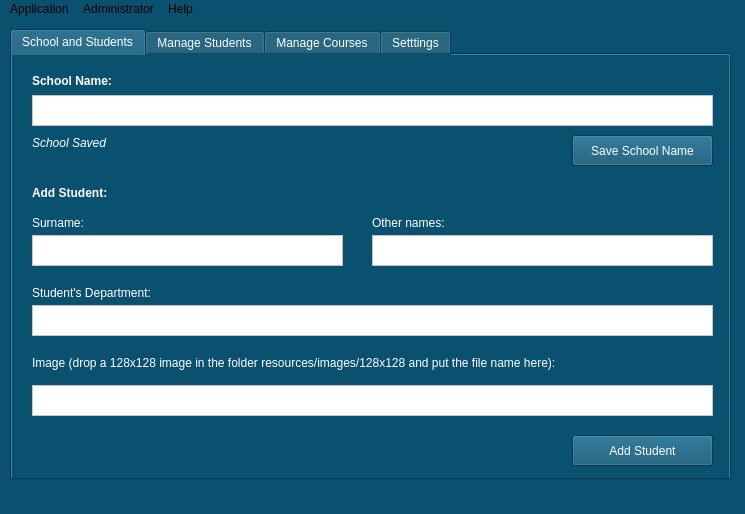
Old version of the form adminArea.ui in the repository josephrexme/registron.
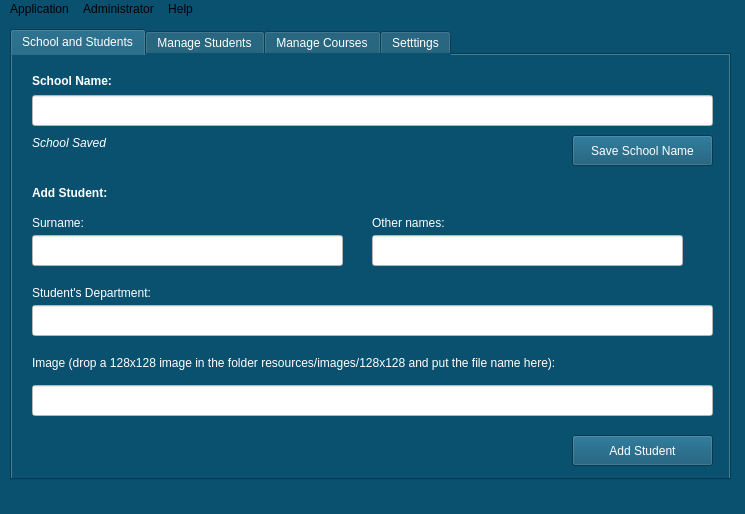
New version of the form. Icons and pictures are not drawn.

What changed in the file:
```diff
--- a/adminArea.ui
+++ b/adminArea.ui
@@ -70,33 +70,6 @@
      <attribute name="toolTip">
       <string>Adjust settings of school and settings</string>
      </attribute>
-     <widget class="QTextEdit" name="schoolName">
-      <property name="geometry">
-       <rect>
-        <x>20</x>
-        <y>40</y>
-        <width>681</width>
-        <height>31</height>
-       </rect>
-      </property>
-      <property name="font">
-       <font>
-        <pointsize>11</pointsize>
-       </font>
-      </property>
-      <property name="styleSheet">
-       <string notr="true">background: white;color:black;</string>
-      </property>
-      <property name="verticalScrollBarPolicy">
-       <enum>Qt::ScrollBarAlwaysOff</enum>
-      </property>
-      <property name="horizontalScrollBarPolicy">
-       <enum>Qt::ScrollBarAlwaysOff</enum>
-      </property>
-      <property name="tabChangesFocus">
-       <bool>true</bool>
-      </property>
-     </widget>
      <widget class="QLabel" name="schoolNameLabel">
       <property name="geometry">
        <rect>
@@ -161,57 +134,6 @@
        <string>Other names:</string>
       </property>
      </widget>
-     <widget class="QTextEdit" name="textEdit">
-      <property name="geometry">
-       <rect>
-        <x>20</x>
-        <y>180</y>
-        <width>311</width>
-        <height>31</height>
-       </rect>
-      </property>
-      <property name="font">
-       <font>
-        <pointsize>11</pointsize>
-       </font>
-      </property>
-      <property name="styleSheet">
-       <string notr="true">background:white;color:black;</string>
-      </property>
-      <property name="verticalScrollBarPolicy">
-       <enum>Qt::ScrollBarAlwaysOff</enum>
-      </property>
-      <property name="horizontalScrollBarPolicy">
-       <enum>Qt::ScrollBarAlwaysOff</enum>
-      </property>
-      <property name="tabChangesFocus">
-       <bool>true</bool>
-      </property>
-     </widget>
-     <widget class="QTextEdit" name="textEdit_2">
-      <property name="geometry">
-       <rect>
-        <x>360</x>
-        <y>180</y>
-        <width>341</width>
-        <height>31</height>
-       </rect>
-      </property>
-      <property name="font">
-       <font>
-        <pointsize>11</pointsize>
-       </font>
-      </property>
-      <property name="styleSheet">
-       <string notr="true">background:white;color:black;</string>
-      </property>
-      <property name="verticalScrollBarPolicy">
-       <enum>Qt::ScrollBarAlwaysOff</enum>
-      </property>
-      <property name="tabChangesFocus">
-       <bool>true</bool>
-      </property>
-     </widget>
      <widget class="QLabel" name="studentsDeptLabel">
       <property name="geometry">
        <rect>
@@ -238,54 +160,6 @@
        <string>Image (drop a 128x128 image in the folder resources/images/128x128 and put the file name here):</string>
       </property>
      </widget>
-     <widget class="QTextEdit" name="textEdit_3">
-      <property name="geometry">
-       <rect>
-        <x>20</x>
-        <y>250</y>
-        <width>681</width>
-        <height>31</height>
-       </rect>
-      </property>
-      <property name="font">
-       <font>
-        <pointsize>11</pointsize>
-       </font>
-      </property>
-      <property name="styleSheet">
-       <string notr="true">background:white;color:black;</string>
-      </property>
-      <property name="verticalScrollBarPolicy">
-       <enum>Qt::ScrollBarAlwaysOff</enum>
-      </property>
-      <property name="tabChangesFocus">
-       <bool>true</bool>
-      </property>
-     </widget>
-     <widget class="QTextEdit" name="textEdit_4">
-      <property name="geometry">
-       <rect>
-        <x>20</x>
-        <y>330</y>
-        <width>681</width>
-        <height>31</height>
-       </rect>
-      </property>
-      <property name="font">
-       <font>
-        <pointsize>11</pointsize>
-       </font>
-      </property>
-      <property name="styleSheet">
-       <string notr="true">background:white;color:black;</string>
-      </property>
-      <property name="verticalScrollBarPolicy">
-       <enum>Qt::ScrollBarAlwaysOff</enum>
-      </property>
-      <property name="tabChangesFocus">
-       <bool>true</bool>
-      </property>
-     </widget>
      <widget class="QPushButton" name="schoolNameBtn">
       <property name="geometry">
        <rect>
@@ -336,6 +210,71 @@
        <string>School Saved</string>
       </property>
      </widget>
+     <widget class="QLineEdit" name="lineEdit">
+      <property name="geometry">
+       <rect>
+        <x>20</x>
+        <y>330</y>
+        <width>681</width>
+        <height>31</height>
+       </rect>
+      </property>
+      <property name="styleSheet">
+       <string notr="true">background:white;color:black;</string>
+      </property>
+     </widget>
+     <widget class="QLineEdit" name="lineEdit_2">
+      <property name="geometry">
+       <rect>
+        <x>20</x>
+        <y>250</y>
+        <width>681</width>
+        <height>31</height>
+       </rect>
+      </property>
+      <property name="styleSheet">
+       <string notr="true">background:white;color:black;</string>
+      </property>
+     </widget>
+     <widget class="QLineEdit" name="lineEdit_3">
+      <property name="geometry">
+       <rect>
+        <x>20</x>
+        <y>180</y>
+        <width>311</width>
+        <height>31</height>
+       </rect>
+      </property>
+      <property name="styleSheet">
+       <string notr="true">background:white;color:black;</string>
+      </property>
+     </widget>
+     <widget class="QLineEdit" name="lineEdit_4">
+      <property name="geometry">
+       <rect>
+        <x>360</x>
+        <y>180</y>
+        <width>311</width>
+        <height>31</height>
+       </rect>
+      </property>
+      <property name="styleSheet">
+       <string notr="true">background:white;color:black;</string>
+      </property>
+     </widget>
+     <widget class="QLineEdit" name="schoolName">
+      <property name="geometry">
+       <rect>
+        <x>20</x>
+        <y>40</y>
+        <width>681</width>
+        <height>31</height>
+       </rect>
+      </property>
+      <property name="styleSheet">
+       <string notr="true">background:white;color:black;</string>
+      </property>
+     </widget>
     </widget>
     <widget class="QWidget" name="studentsTab">
      <attribute name="title">
@@ -583,7 +522,7 @@
        <string>Add Department:</string>
       </property>
      </widget>
-     <widget class="QLineEdit" name="lineEdit">
+     <widget class="QLineEdit" name="addDept">
       <property name="geometry">
        <rect>
         <x>10</x>
@@ -679,7 +618,7 @@
        <string>New Course:</string>
       </property>
      </widget>
-     <widget class="QLineEdit" name="lineEdit_2">
+     <widget class="QLineEdit" name="addCourse">
       <property name="geometry">
        <rect>
         <x>10</x>
@@ -714,25 +653,6 @@
        <string>Add</string>
       </property>
      </widget>
-     <widget class="QLineEdit" name="lineEdit_3">
-      <property name="geometry">
-       <rect>
-        <x>290</x>
-        <y>120</y>
-        <width>271</width>
-        <height>31</height>
-       </rect>
-      </property>
-      <property name="styleSheet">
-       <string notr="true">background:white; color: black;</string>
-      </property>
-      <property name="inputMask">
-       <string/>
-      </property>
-      <property name="placeholderText">
-       <string/>
-      </property>
-     </widget>
      <widget class="QLabel" name="label_4">
       <property name="geometry">
        <rect>
```
Left out of the diff: 215 changed lines with no effect on the pictures.
